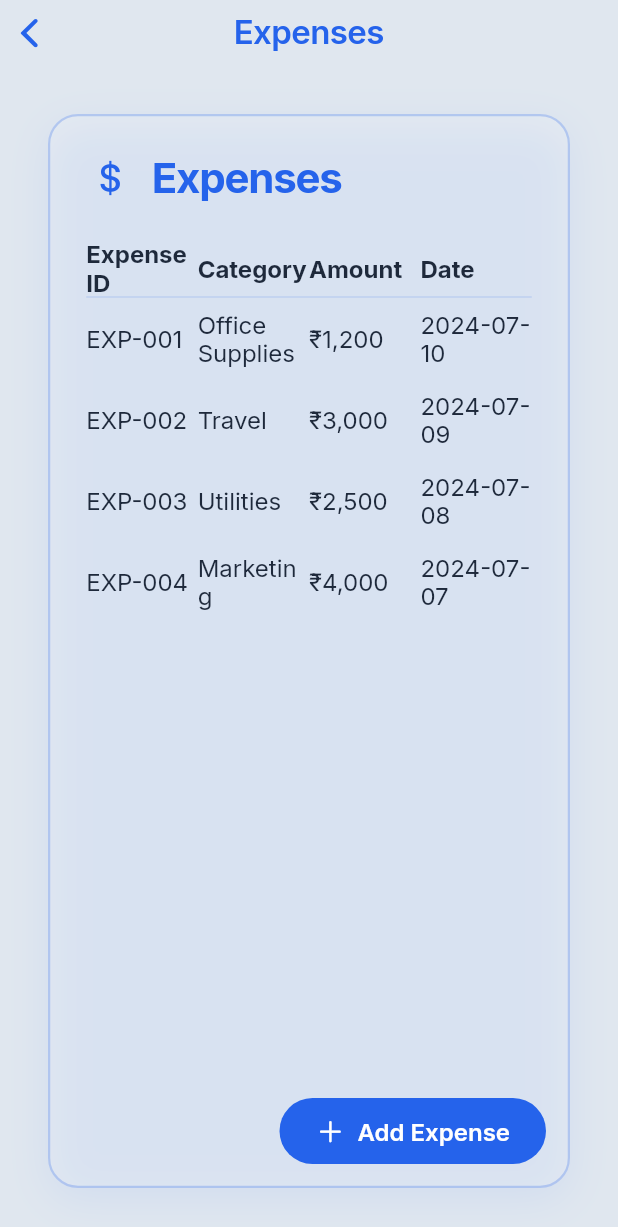
After one commit to Yoshida28/stockeed, a Flutter app: the ExpensesScreen screen opened directly, on a phone screen of 412 x 824 dp. The commit adds this screen. Shown: the top 1227 px of the screen. Run offline on Flutter 3.47's test engine with Material 3 defaults, Android fonts, the phone set to English and light mode, and no system bars; our stand-ins replace connectivity_plus, fl_chart, flutter_riverpod, google_fonts, isar, supabase_flutter; missing offline and left inert: window_size; accounts and stored records are empty; generated files the repository leaves out were written again.

Commit message:
first commit

```diff
--- /dev/null
+++ b/lib/features/expenses/presentation/screens/expenses_screen.dart
@@ -0,0 +1,186 @@
+import 'package:flutter/cupertino.dart';
+import 'package:stocked/core/theme/app_theme.dart';
+
+class ExpensesScreen extends StatefulWidget {
+  const ExpensesScreen({super.key});
+
+  @override
+  State<ExpensesScreen> createState() => _ExpensesScreenState();
+}
+
+class _ExpensesScreenState extends State<ExpensesScreen> {
+  List<Map<String, String>> mockExpenses = [
+    {
+      'id': 'EXP-001',
+      'category': 'Office Supplies',
+      'amount': '₹1,200',
+      'date': '2024-07-10'
+    },
+    {
+      'id': 'EXP-002',
+      'category': 'Travel',
+      'amount': '₹3,000',
+      'date': '2024-07-09'
+    },
+    {
+      'id': 'EXP-003',
+      'category': 'Utilities',
+      'amount': '₹2,500',
+      'date': '2024-07-08'
+    },
+    {
+      'id': 'EXP-004',
+      'category': 'Marketing',
+      'amount': '₹4,000',
+      'date': '2024-07-07'
+    },
+  ];
+
+  void _showAddExpenseModal() {
+    String category = '';
+    String amount = '';
+    String date = DateTime.now().toString().substring(0, 10);
+    showCupertinoModalPopup(
+      context: context,
+      builder: (context) => CupertinoActionSheet(
+        title: const Text('Add Expense'),
+        message: Column(
+          children: [
+            CupertinoTextField(
+              placeholder: 'Category',
+              onChanged: (v) => category = v,
+            ),
+            const SizedBox(height: 12),
+            CupertinoTextField(
+              placeholder: 'Amount (₹)',
+              keyboardType: TextInputType.number,
+              onChanged: (v) => amount = v,
+            ),
+            const SizedBox(height: 12),
+            CupertinoTextField(
+              placeholder: 'Date (YYYY-MM-DD)',
+              onChanged: (v) => date = v,
+              controller: TextEditingController(text: date),
+            ),
+          ],
+        ),
+        actions: [
+          CupertinoActionSheetAction(
+            onPressed: () {
+              if (category.isNotEmpty && amount.isNotEmpty && date.isNotEmpty) {
+                setState(() {
+                  mockExpenses.insert(0, {
+                    'id':
+                        'EXP-${(mockExpenses.length + 1).toString().padLeft(3, '0')}',
+                    'category': category,
+                    'amount': '₹$amount',
+                    'date': date,
+                  });
+                });
+                Navigator.pop(context);
+              }
+            },
+            child: const Text('Add'),
+          ),
+        ],
+        cancelButton: CupertinoActionSheetAction(
+          onPressed: () => Navigator.pop(context),
+          child: const Text('Cancel'),
+        ),
+      ),
+    );
+  }
+
+  @override
+  Widget build(BuildContext context) {
+    return Stack(
+      children: [
+        CupertinoPageScaffold(
+          navigationBar: const CupertinoNavigationBar(
+            middle: Text('Expenses'),
+          ),
+          child: SafeArea(
+            child: Padding(
+              padding: const EdgeInsets.all(32),
+              child: Container(
+                decoration: AppTheme.glassmorphicDecoration,
+                padding: const EdgeInsets.all(24),
+                child: Column(
+                  crossAxisAlignment: CrossAxisAlignment.start,
+                  children: [
+                    Row(
+                      children: [
+                        const Icon(CupertinoIcons.money_dollar,
+                            color: AppTheme.primaryColor, size: 32),
+                        const SizedBox(width: 12),
+                        Text('Expenses', style: AppTheme.heading2),
+                      ],
+                    ),
+                    const SizedBox(height: 24),
+                    Expanded(
+                      child: ListView(
+                        children: [
+                          Row(
+                            children: const [
+                              Expanded(
+                                  child: Text('Expense ID',
+                                      style: TextStyle(
+                                          fontWeight: FontWeight.bold))),
+                              Expanded(
+                                  child: Text('Category',
+                                      style: TextStyle(
+                                          fontWeight: FontWeight.bold))),
+                              Expanded(
+                                  child: Text('Amount',
+                                      style: TextStyle(
+                                          fontWeight: FontWeight.bold))),
+                              Expanded(
+                                  child: Text('Date',
+                                      style: TextStyle(
+                                          fontWeight: FontWeight.bold))),
+                            ],
+                          ),
+                          Container(
+                              height: 1,
+                              color: AppTheme.primaryColor.withOpacity(0.15)),
+                          ...mockExpenses.map((exp) => Padding(
+                                padding:
+                                    const EdgeInsets.symmetric(vertical: 8),
+                                child: Row(
+                                  children: [
+                                    Expanded(child: Text(exp['id']!)),
+                                    Expanded(child: Text(exp['category']!)),
+                                    Expanded(child: Text(exp['amount']!)),
+                                    Expanded(child: Text(exp['date']!)),
+                                  ],
+                                ),
+                              )),
+                        ],
+                      ),
+                    ),
+                  ],
+                ),
+              ),
+            ),
+          ),
+        ),
+        Positioned(
+          bottom: 48,
+          right: 48,
+          child: CupertinoButton.filled(
+            padding: const EdgeInsets.symmetric(horizontal: 24, vertical: 12),
+            borderRadius: BorderRadius.circular(24),
+            onPressed: _showAddExpenseModal,
+            child: const Row(
+              children: [
+                Icon(CupertinoIcons.add, size: 20),
+                SizedBox(width: 8),
+                Text('Add Expense'),
+              ],
+            ),
+          ),
+        ),
+      ],
+    );
+  }
+}
```
Also changed, not shown: lib/features/analytics/presentation/screens/analytics_screen.dart (added, +144 -0 lines), lib/features/dashboard/presentation/screens/dashboard_screen.dart (+30 -23 lines), lib/features/orders/presentation/screens/orders_screen.dart (added, +136 -0 lines), lib/features/payments/presentation/screens/payments_screen.dart (added, +104 -0 lines), lib/features/settings/presentation/screens/settings_screen.dart (added, +81 -0 lines), 1 other file.
